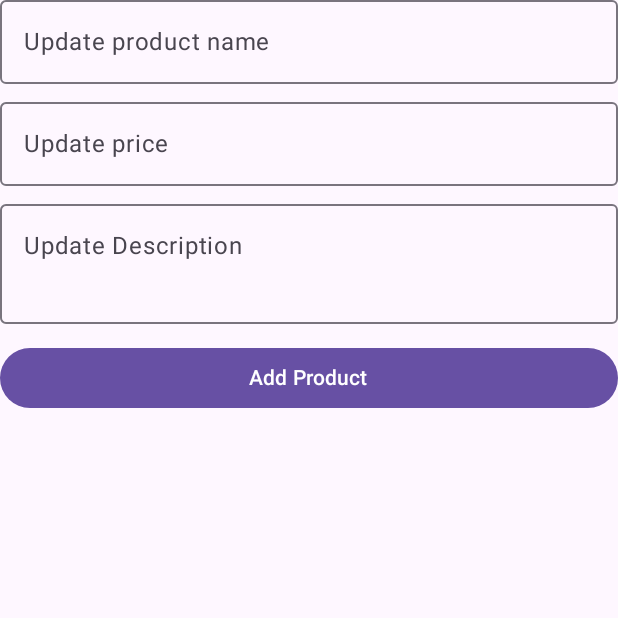
After one commit to aayush23091/SportsEquipmentStoreMobile, an Android app built with Jetpack Compose: the UpdateProductActivity screen opened directly, with no data from a screen before it, on a phone screen of 412 x 824 dp, the top half of it. The commit adds this screen. Run offline under Robolectric (Android 15) with nearby library versions, the light colour scheme and no system bars; our stand-ins replace Firebase (no records; nobody signed in at launch, a user with empty details on screens opened directly).

Commit message:
update product

```diff
--- /dev/null
+++ b/app/src/main/java/com/example/sportsequipmentstore/view/UpdateProductActivity.kt
@@ -0,0 +1,132 @@
+package com.example.sportsequipmentstore.view
+
+import android.app.Activity
+import android.os.Bundle
+import android.widget.Toast
+import androidx.activity.ComponentActivity
+import androidx.activity.compose.setContent
+import androidx.activity.enableEdgeToEdge
+import androidx.compose.foundation.layout.Spacer
+import androidx.compose.foundation.layout.fillMaxSize
+import androidx.compose.foundation.layout.fillMaxWidth
+import androidx.compose.foundation.layout.height
+import androidx.compose.foundation.layout.padding
+import androidx.compose.foundation.lazy.LazyColumn
+import androidx.compose.material3.Button
+import androidx.compose.material3.OutlinedTextField
+import androidx.compose.material3.Scaffold
+import androidx.compose.material3.Text
+import androidx.compose.runtime.Composable
+import androidx.compose.runtime.getValue
+import androidx.compose.runtime.mutableStateOf
+import androidx.compose.runtime.remember
+import androidx.compose.runtime.setValue
+import androidx.compose.ui.Modifier
+import androidx.compose.ui.platform.LocalContext
+import androidx.compose.ui.tooling.preview.Preview
+import androidx.compose.ui.unit.dp
+import com.example.sportsequipmentstore.model.ProductModel
+import com.example.sportsequipmentstore.repository.ProductRepositoryImpl
+import com.example.sportsequipmentstore.view.ui.theme.SportsEquipmentStoreTheme
+import com.example.sportsequipmentstore.viewmodel.ProductViewModel
+
+class UpdateProductActivity : ComponentActivity() {
+    override fun onCreate(savedInstanceState: Bundle?) {
+        super.onCreate(savedInstanceState)
+        enableEdgeToEdge()
+        setContent {
+            UpdateProductBody()
+
+        }
+    }
+}
+
+@Composable
+fun UpdateProductBody() {
+    var pName by remember { mutableStateOf("") }
+    var pPrice by remember { mutableStateOf("") }
+    var pDesc by remember { mutableStateOf("") }
+
+    val repo = remember { ProductRepositoryImpl() }
+    val viewModel = remember { ProductViewModel(repo) }
+
+    val context = LocalContext.current
+    val activity = context as? Activity
+
+
+    Scaffold { innerPadding ->
+        LazyColumn(
+            modifier = Modifier
+                .fillMaxSize()
+                .padding(innerPadding)
+        ) {
+            item {
+                OutlinedTextField(
+                    value = pName,
+                    onValueChange = {
+                        pName = it
+                    },
+                    placeholder = {
+                        Text("Update product name")
+                    },
+                    modifier = Modifier.fillMaxWidth()
+                )
+                Spacer(modifier = Modifier.height(12.dp))
+                OutlinedTextField(
+                    value = pPrice,
+                    onValueChange = {
+                        pPrice = it
+                    },
+                    placeholder = {
+                        Text("Update price")
+                    },
+                    modifier = Modifier.fillMaxWidth()
+                )
+
+                Spacer(modifier = Modifier.height(12.dp))
+                OutlinedTextField(
+                    value = pDesc,
+                    onValueChange = {
+                        pDesc = it
+                    },
+                    placeholder = {
+                        Text("Update Description")
+                    },
+                    minLines = 3,
+                    modifier = Modifier.fillMaxWidth()
+                )
+
+                Spacer(modifier = Modifier.height(12.dp))
+                Button(
+                    onClick = {
+                        val model = ProductModel(
+                            "", pName,
+                            pPrice.toDouble(), pDesc
+                        )
+                        viewModel.addProduct(model) { success, msg ->
+                            if (success) {
+                                Toast.makeText(context, msg, Toast.LENGTH_LONG).show()
+                                activity?.finish()
+                            } else {
+                                Toast.makeText(context, msg, Toast.LENGTH_LONG).show()
+
+                            }
+                        }
+
+                    },
+                    modifier = Modifier.fillMaxWidth()
+                ) {
+                    Text("Add Product")
+                }
+            }
+        }
+
+    }
+}
+
+@Preview(showBackground = true)
+@Composable
+fun GreetingPreview2() {
+    UpdateProductBody()
+
+}
--- a/app/src/main/java/com/example/sportsequipmentstore/viewmodel/ProductViewModel.kt
+++ b/app/src/main/java/com/example/sportsequipmentstore/viewmodel/ProductViewModel.kt
@@ -40,11 +40,18 @@ class ProductViewModel (val repo : ProductRepository) : ViewModel() {
         }
     }
 
+    private var _loading = MutableLiveData<Boolean>()
+    var loading = MutableLiveData<Boolean>()
+        get() = _loading
+
     fun getAllProducts() {
+        _loading.postValue(true)
         repo.getAllProducts { data, success, msg ->
             if (success) {
+                _loading.postValue(false)
                 _allProducts.postValue(data)
             } else {
+                _loading.postValue(false)
                 _allProducts.postValue(emptyList())
 
             }
--- a/app/src/main/res/values/strings.xml
+++ b/app/src/main/res/values/strings.xml
@@ -7,4 +7,5 @@
     <string name="title_activity_forget_password">ForgetPasswordActivity</string>
     <string name="title_activity_dashboard">DashboardActivity</string>
     <string name="title_activity_add_product">AddProductActivity</string>
+    <string name="title_activity_update_product">UpdateProductActivity</string>
 </resources>
```
Also changed, not shown: app/src/main/AndroidManifest.xml (+11 -0 lines), app/src/main/java/com/example/sportsequipmentstore/view/DashboardActivity.kt (+12 -1 lines).
